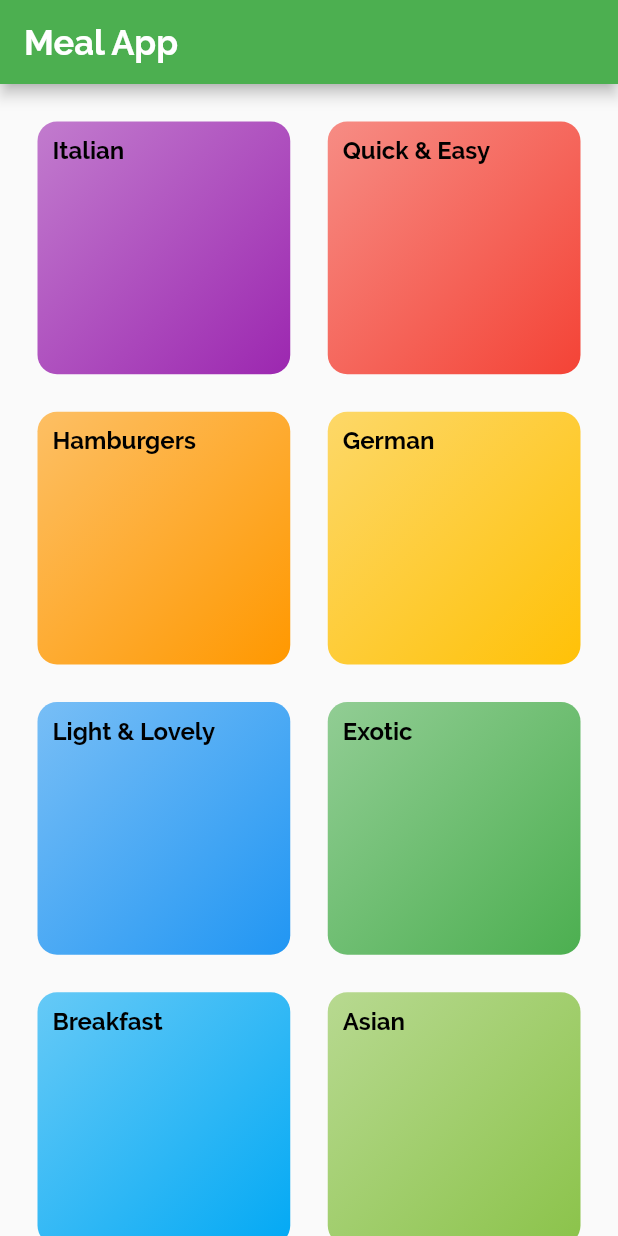
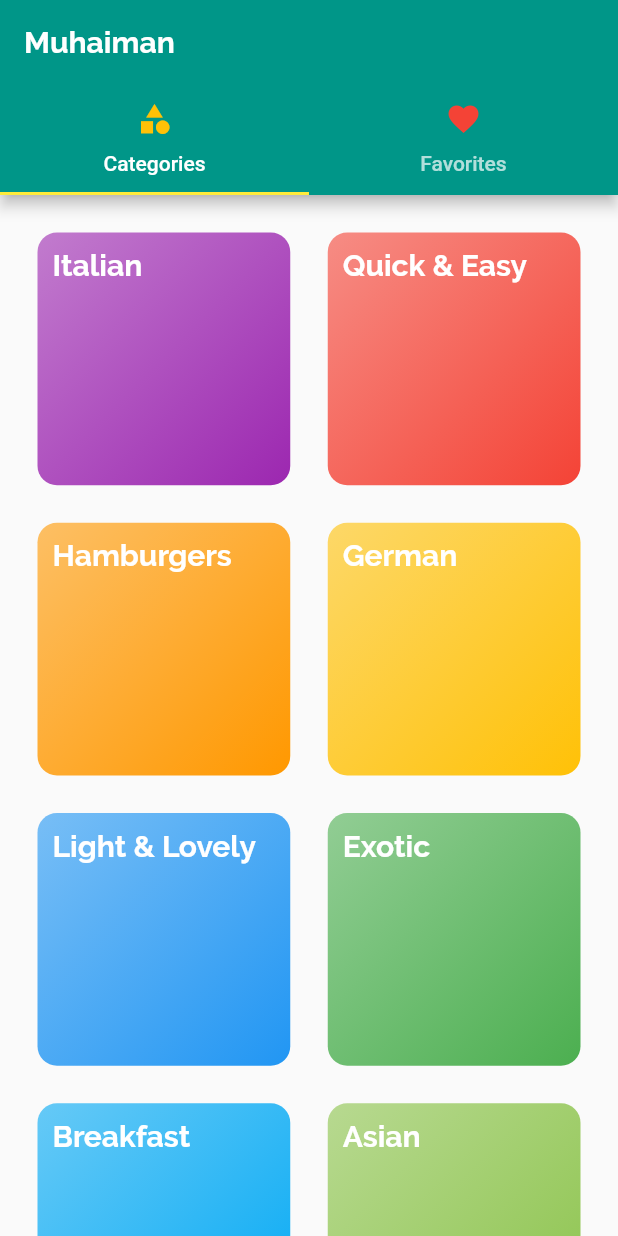
Before and after one commit to Wasim-Zaman/meal_application_using_flutter, a Flutter app: the screen it shows after launch, on a phone screen of 412 x 824 dp. Run offline on Flutter 3.47's test engine with Material 2 defaults, Android fonts, the phone set to English and light mode, and no system bars.

Commit message:
tabs and favorite screen added

```diff
--- a/lib/other/main.dart
+++ b/lib/other/main.dart
@@ -2,6 +2,7 @@ import 'package:flutter/material.dart';
 
 import '../screens/category_recipe_screen.dart';
 import '../screens/meal_categories_screen.dart';
+import '../screens/tabs_screen.dart';
 import '../screens/meal_detail_screen.dart';
 import '../themes/theme_data.dart';
 
@@ -21,9 +22,24 @@ class MyApp extends StatelessWidget {
       // home: const MealCategory(),
       initialRoute: "/",
       routes: {
-        '/': (context) => const MealCategory(),
+        '/': (context) => const TabScreen(),
         CategoryRecipe.screenName: (context) => const CategoryRecipe(),
         MealDetail.screenName: (context) => const MealDetail(),
+      },
+      onGenerateRoute: (settings) {
+        // if (settings.name == '/'){
+
+        // }
+        // else if (settings.name == '/abc'){
+
+        // }
+      },
+
+      // If we enter to an unknwon screen, then we should handle that case
+      onUnknownRoute: (settings) {
+        MaterialPageRoute(
+          builder: (context) => const MealCategory(),
+        );
       },
     );
   }
--- a/lib/screens/meal_categories_screen.dart
+++ b/lib/screens/meal_categories_screen.dart
@@ -9,9 +9,6 @@ class MealCategory extends StatelessWidget {
   @override
   Widget build(BuildContext context) {
     return Scaffold(
-      appBar: AppBar(
-        title: const Text("Meal App"),
-      ),
       body: GridView(
         gridDelegate: const SliverGridDelegateWithMaxCrossAxisExtent(
           maxCrossAxisExtent: 200,
--- /dev/null
+++ b/lib/screens/tabs_screen.dart
@@ -0,0 +1,48 @@
+import 'package:flutter/material.dart';
+
+import '../screens/meal_categories_screen.dart';
+import '../screens/favorites_screen.dart';
+
+class TabScreen extends StatefulWidget {
+  const TabScreen({super.key});
+
+  @override
+  State<TabScreen> createState() => _TabScreenState();
+}
+
+class _TabScreenState extends State<TabScreen> {
+  @override
+  Widget build(BuildContext context) {
+    return DefaultTabController(
+      length: 2,
+      child: Scaffold(
+        appBar: AppBar(
+          title: const Text('Muhaiman'),
+          bottom: const TabBar(
+            tabs: [
+              Tab(
+                icon: Icon(
+                  Icons.category,
+                  color: Colors.amber,
+                ),
+                text: "Categories",
+              ),
+              Tab(
+                icon: Icon(
+                  Icons.favorite_sharp,
+                  color: Colors.red,
+                ),
+                text: "Favorites",
+              ),
+            ],
+          ),
+        ),
+        body: const TabBarView(children: [
+          // Here we will specify screens
+          MealCategory(),
+          FavoritesScreen(),
+        ]),
+      ),
+    );
+  }
+}
--- a/lib/themes/theme_data.dart
+++ b/lib/themes/theme_data.dart
@@ -3,25 +3,29 @@ import 'package:flutter/material.dart';
 ThemeData themeData() {
   return ThemeData(
     colorScheme: ColorScheme.fromSwatch(
-      primarySwatch: Colors.green,
+      primarySwatch: Colors.teal,
     ).copyWith(
-      secondary: Colors.pink,
+      secondary: Colors.yellow,
     ),
+    // primaryColor: const Color.fromRGBO(37, 27, 55, 1),
+    // accentColor: const Color.fromRGBO(255, 202, 202, 1),
     textTheme: const TextTheme(
       // heading 6
       headline6: TextStyle(
         fontFamily: "Raleway",
-        fontSize: 23,
+        fontSize: 20,
         fontWeight: FontWeight.bold,
+        // decorationColor: Colors.white,
         color: Colors.white,
       ),
 
-      // heading 5
+      //heading5
       headline5: TextStyle(
         fontFamily: "Raleway",
-        fontSize: 16,
+        fontSize: 36,
         fontWeight: FontWeight.bold,
         color: Colors.black,
+        inherit: true,
       ),
     ),
   );
--- a/lib/widgets/category_item.dart
+++ b/lib/widgets/category_item.dart
@@ -55,7 +55,7 @@ class CategoryItem extends StatelessWidget {
         ),
         child: Text(
           categoryTitle,
-          style: Theme.of(context).textTheme.headline5,
+          style: Theme.of(context).textTheme.headline6,
         ),
       ),
     );
```
Also changed, not shown: lib/screens/favorites_screen.dart (added, +12 -0 lines), lib/screens/meal_detail_screen.dart (+106 -3 lines), 1 other file.
